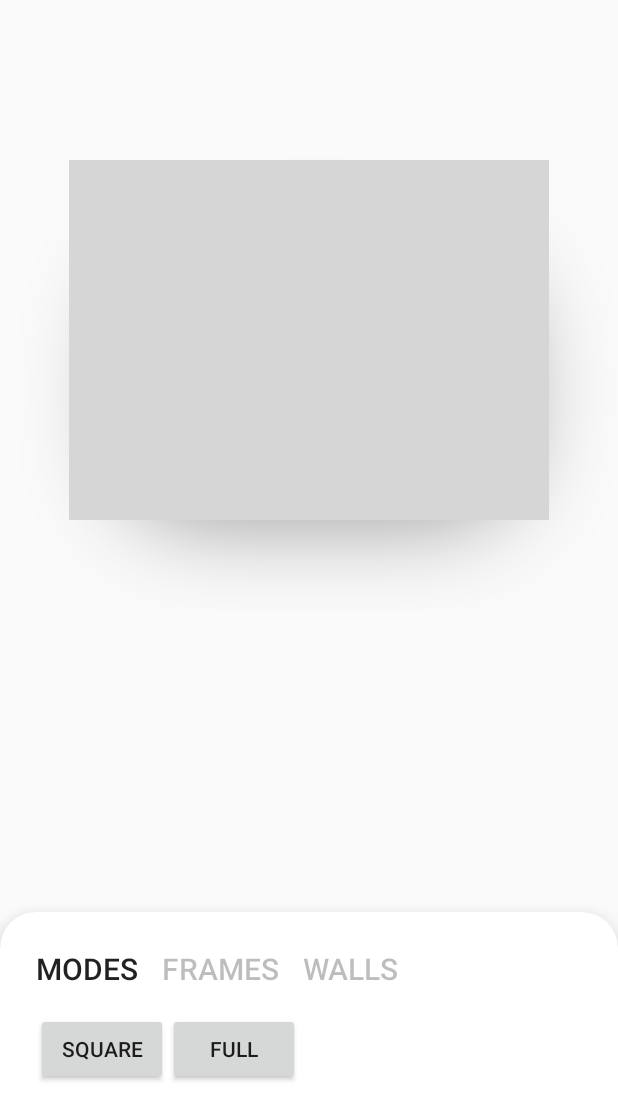
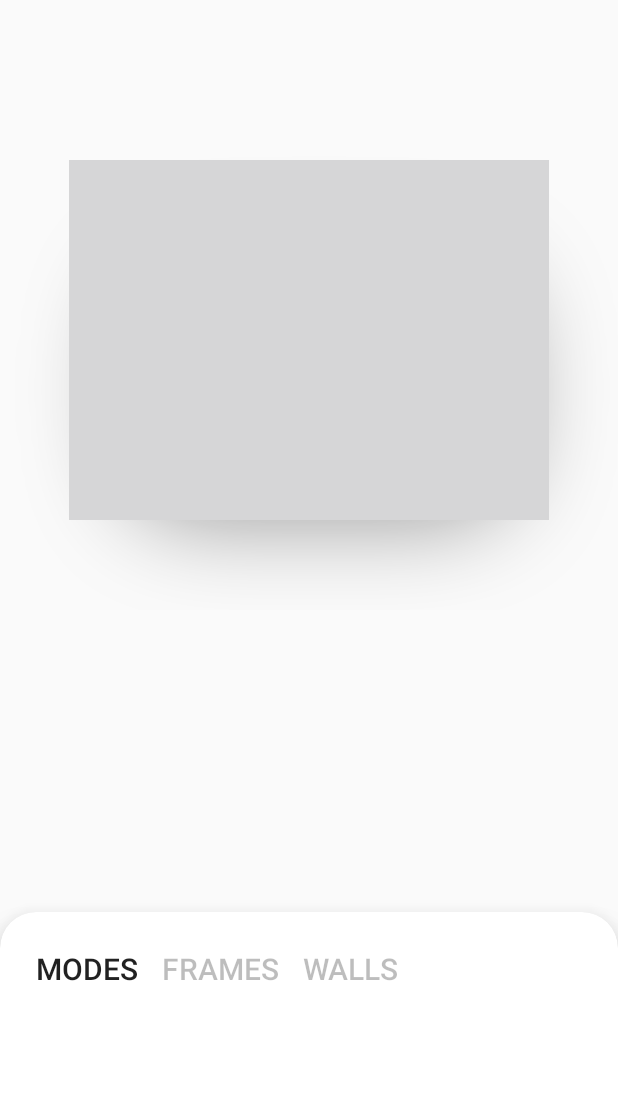
Before and after one commit to yujinyan/frame-mockup, an Android app: the layout activity_picture.xml on its own in the app's theme, with its tools: preview values and no code run, on a phone screen of 412 x 824 dp. Shown: the top 1120 px of the screen. Run offline under Robolectric (Android 15) with nearby library versions, the phone set to English and light mode, and no system bars.

Commit message:
change frame, json config test

```diff
--- a/app/src/main/java/yujinyan/me/framemockup/mockup/MockupView.kt
+++ b/app/src/main/java/yujinyan/me/framemockup/mockup/MockupView.kt
@@ -20,7 +20,18 @@ class MockupView(context: Context,
     }
 
     public var frame = FrameModel(R.drawable.f3, width = 1881, height = 1443)
+        set(value) {
+            field = value
+            frameBitmap = value.getBitmapInSize(resources, FRAME_WIDTH.dpToPx(), FRAME_HEIGHT.dpToPx())
+            invalidate()
+        }
+
     public var picture = PictureModel(R.drawable.p1, width = 1456, height = 1020)
+        set(value) {
+            field = value
+            pictureBitmap = picture.getBitmapInSize(resources, 1456, 1020)
+        }
+
 
     public var pictureBitmap: Bitmap? = null
         set(value) {
@@ -28,7 +39,7 @@ class MockupView(context: Context,
             invalidate()
         }
 
-    private var frameBitmap: Bitmap
+    public var frameBitmap: Bitmap
     private var paint: Paint
     private var frameLeft: Int = 0
     private var frameTop: Int = 0
--- a/app/src/main/java/yujinyan/me/framemockup/model/Picture.kt
+++ b/app/src/main/java/yujinyan/me/framemockup/model/Picture.kt
@@ -3,11 +3,15 @@ package yujinyan.me.framemockup.model
 import android.content.res.Resources
 import android.graphics.Bitmap
 import android.graphics.BitmapFactory
+import com.squareup.moshi.Json
+import com.squareup.moshi.JsonClass
 
+@JsonClass(generateAdapter = true)
 class Picture(
         val width: Int,
         val height: Int,
-        private val resId: Int
+        @Json(name = "res_id")
+        val resId: Int
 ) {
     fun getBitmap(resources: Resources, reqWidth: Int, reqHeight: Int): Bitmap {
         val options = BitmapFactory.Options()
--- a/app/src/main/res/layout/activity_picture.xml
+++ b/app/src/main/res/layout/activity_picture.xml
@@ -16,20 +16,6 @@
         app:layout_constraintStart_toStartOf="parent"
         app:layout_constraintTop_toTopOf="parent"
         app:layout_constraintVertical_bias="0.1" />
-    <!--<ImageView-->
-    <!--android:id="@+id/iv_main"-->
-    <!--android:layout_width="320dp"-->
-    <!--android:layout_height="240dp"-->
-    <!--android:src="@drawable/f1"-->
-    <!--app:layout_constraintBottom_toBottomOf="parent"-->
-    <!--app:layout_constraintEnd_toEndOf="parent"-->
-    <!--app:layout_constraintStart_toStartOf="parent"-->
-    <!--app:layout_constraintTop_toTopOf="parent"-->
-    <!--app:layout_constraintVertical_bias="0.19"-->
-    <!--tools:layout_height="240dp"-->
-    <!--tools:layout_width="320dp"-->
-    <!--tools:src="@drawable/f1" />-->
-
     <FrameLayout
         android:layout_width="match_parent"
         android:layout_height="wrap_content"
@@ -38,7 +24,6 @@
         app:layout_constraintLeft_toLeftOf="parent"
         app:layout_constraintRight_toRightOf="parent"
         android:paddingTop="24dp">
-
         <android.support.v7.widget.CardView xmlns:card_view="http://schemas.android.com/apk/res-auto"
             android:layout_width="match_parent"
             android:layout_height="wrap_content"
@@ -54,31 +39,35 @@
             <android.support.constraint.ConstraintLayout xmlns:app="http://schemas.android.com/apk/res-auto"
                 android:layout_width="match_parent"
                 android:layout_height="wrap_content">
-
                 <yujinyan.me.framemockup.widget.EditorMenuBar
                     android:id="@+id/hsv"
                     app:layout_constraintTop_toTopOf="parent"
                     android:layout_width="match_parent"
-                    android:layout_height="wrap_content"></yujinyan.me.framemockup.widget.EditorMenuBar>
+                    android:layout_height="wrap_content" />
 
-                <LinearLayout
+                <FrameLayout
+                    android:id="@+id/editorContainer"
                     app:layout_constraintTop_toBottomOf="@+id/hsv"
-                    android:layout_marginTop="16dp"
                     android:layout_width="match_parent"
-                    android:layout_height="wrap_content">
+                    android:layout_height="120dp" />
+                <!--<LinearLayout-->
+                <!--app:layout_constraintTop_toBottomOf="@+id/hsv"-->
+                <!--android:layout_marginTop="16dp"-->
+                <!--android:layout_width="match_parent"-->
+                <!--android:layout_height="wrap_content">-->
 
-                    <Button
-                        android:id="@+id/btn_1"
-                        android:layout_width="wrap_content"
-                        android:layout_height="wrap_content"
-                        android:text="square" />
+                <!--<Button-->
+                <!--android:id="@+id/btn_1"-->
+                <!--android:layout_width="wrap_content"-->
+                <!--android:layout_height="wrap_content"-->
+                <!--android:text="square" />-->
 
-                    <Button
-                        android:id="@+id/btn_2"
-                        android:layout_width="wrap_content"
-                        android:layout_height="wrap_content"
-                        android:text="full" />
-                </LinearLayout>
+                <!--<Button-->
+                <!--android:id="@+id/btn_2"-->
+                <!--android:layout_width="wrap_content"-->
+                <!--android:layout_height="wrap_content"-->
+                <!--android:text="full" />-->
+                <!--</LinearLayout>-->
             </android.support.constraint.ConstraintLayout>
 
             <!--<TextView-->
--- a/app/src/main/res/values/strings.xml
+++ b/app/src/main/res/values/strings.xml
@@ -1,3 +1,6 @@
 <resources>
     <string name="app_name">Frame Mockup</string>
+
+    <!-- TODO: Remove or change this placeholder text -->
+    <string name="hello_blank_fragment">Hello blank fragment</string>
 </resources>
```
Also changed, not shown: app/build.gradle (+6 -4 lines), app/src/main/java/yujinyan/me/framemockup/EditorDetailFragment.kt (added, +80 -0 lines), app/src/main/java/yujinyan/me/framemockup/PictureActivity.kt (+16 -94 lines), app/src/main/java/yujinyan/me/framemockup/extension/ViewExtension.kt (+32 -0 lines), app/src/main/res/layout/fragment_editor_detail.xml (added, +8 -0 lines), 1 other file.
